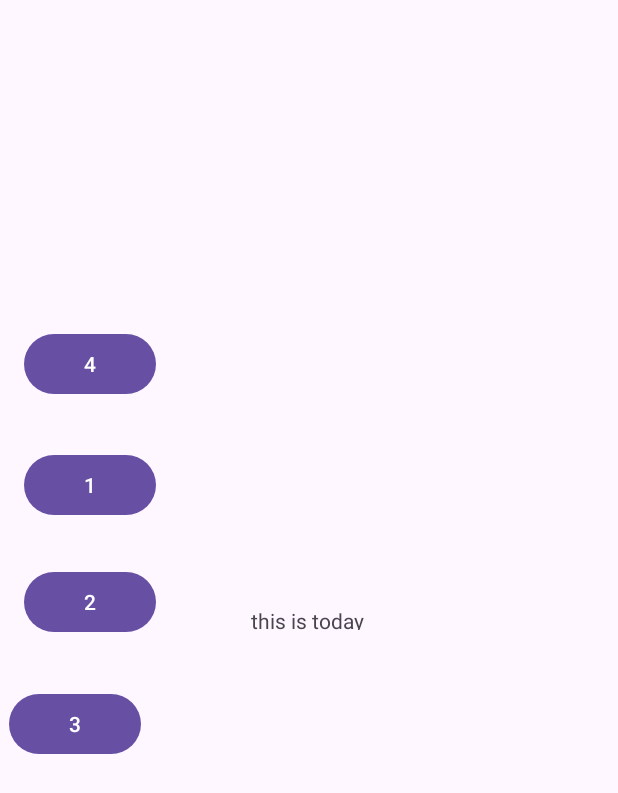
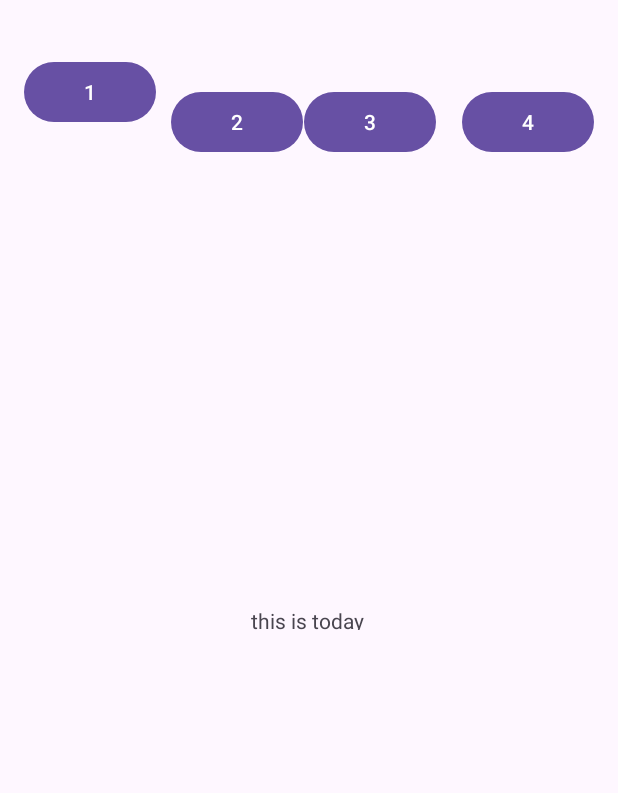
Before and after one commit to AazAlena/veb_timetable, an Android app: the CalendarOneDay screen opened directly, with no data from a screen before it, on a phone screen of 412 x 824 dp. Shown: the top 793 px of the screen. Run offline under Robolectric (Android 15) with nearby library versions, the phone set to English and light mode, and no system bars; 1 statement that could not run was skipped.

Commit message:
buttoms in row in c_o_d

```diff
--- a/app/src/main/res/layout/calendar_one_day.xml
+++ b/app/src/main/res/layout/calendar_one_day.xml
@@ -17,7 +17,7 @@
         app:layout_constraintHorizontal_bias="0.049"
         app:layout_constraintStart_toStartOf="parent"
         app:layout_constraintTop_toTopOf="parent"
-        app:layout_constraintVertical_bias="0.386" />
+        app:layout_constraintVertical_bias="0.048" />
 
     <Button
         android:id="@+id/btn2_cal_one_day"
@@ -27,10 +27,10 @@
         android:tooltipText="2"
         app:layout_constraintBottom_toBottomOf="parent"
         app:layout_constraintEnd_toEndOf="parent"
-        app:layout_constraintHorizontal_bias="0.049"
+        app:layout_constraintHorizontal_bias="0.352"
         app:layout_constraintStart_toStartOf="parent"
         app:layout_constraintTop_toTopOf="parent"
-        app:layout_constraintVertical_bias="0.486" />
+        app:layout_constraintVertical_bias="0.074" />
 
     <Button
         android:id="@+id/btn3_cal_one_day"
@@ -39,10 +39,10 @@
         android:text="3"
         app:layout_constraintBottom_toBottomOf="parent"
         app:layout_constraintEnd_toEndOf="parent"
-        app:layout_constraintHorizontal_bias="0.018"
+        app:layout_constraintHorizontal_bias="0.625"
         app:layout_constraintStart_toStartOf="parent"
         app:layout_constraintTop_toTopOf="parent"
-        app:layout_constraintVertical_bias="0.591" />
+        app:layout_constraintVertical_bias="0.074" />
 
     <Button
         android:id="@+id/btn4_cal_one_day"
@@ -51,10 +51,10 @@
         android:text="4"
         app:layout_constraintBottom_toBottomOf="parent"
         app:layout_constraintEnd_toEndOf="parent"
-        app:layout_constraintHorizontal_bias="0.049"
+        app:layout_constraintHorizontal_bias="0.95"
         app:layout_constraintStart_toStartOf="parent"
         app:layout_constraintTop_toTopOf="parent"
-        app:layout_constraintVertical_bias="0.282" />
+        app:layout_constraintVertical_bias="0.074" />
 
     <TextView
         android:id="@+id/textView_cal_one_day"
```
